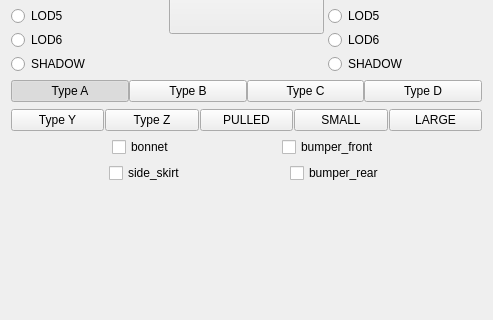
First picture: the form in Maya_Tools/Developer/Main/MODULE/LODTools/UI/LODTools.ui, repository code-google-com/mayatools, before the edit; both pictures show x 0 to 493 and y 210 to 530 of the 493 by 694 pixel window.
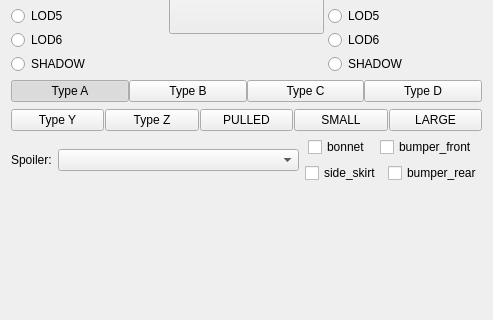
Second picture: the form after the edit.

Commit message: update Pivot tools.

The edit to the form file:
```diff
--- a/Maya_Tools/Developer/Main/MODULE/LODTools/UI/LODTools.ui
+++ b/Maya_Tools/Developer/Main/MODULE/LODTools/UI/LODTools.ui
@@ -19,7 +19,7 @@
   <property name="windowTitle">
    <string>Form</string>
   </property>
-  <layout class="QVBoxLayout" name="verticalLayout_4">
+  <layout class="QVBoxLayout" name="verticalLayout_5">
    <item>
     <layout class="QHBoxLayout" name="horizontalLayout">
      <item>
@@ -452,6 +452,26 @@
      </item>
     </layout>
    </item>
+   <item>
+    <layout class="QHBoxLayout" name="horizontalLayout_7">
+     <item>
+      <widget class="QLabel" name="label">
+       <property name="sizePolicy">
+        <sizepolicy hsizetype="Fixed" vsizetype="Preferred">
+         <horstretch>0</horstretch>
+         <verstretch>0</verstretch>
+        </sizepolicy>
+       </property>
+       <property name="text">
+        <string>Spoiler:</string>
+       </property>
+      </widget>
+     </item>
+     <item>
+      <widget class="QComboBox" name="cbbSpoilers"/>
+     </item>
+     <item>
+      <layout class="QVBoxLayout" name="verticalLayout_4">
    <item>
     <layout class="QHBoxLayout" name="horizontalLayout_5">
      <item>
@@ -509,6 +529,10 @@
         <string>bumper_rear</string>
        </property>
       </widget>
+         </item>
+        </layout>
+       </item>
+      </layout>
      </item>
     </layout>
    </item>
```
Left out of the diff: 34 changed lines with no effect on the pictures. Lines whose indentation alone changed are shown as unchanged. The commit also changes 7 other files.
